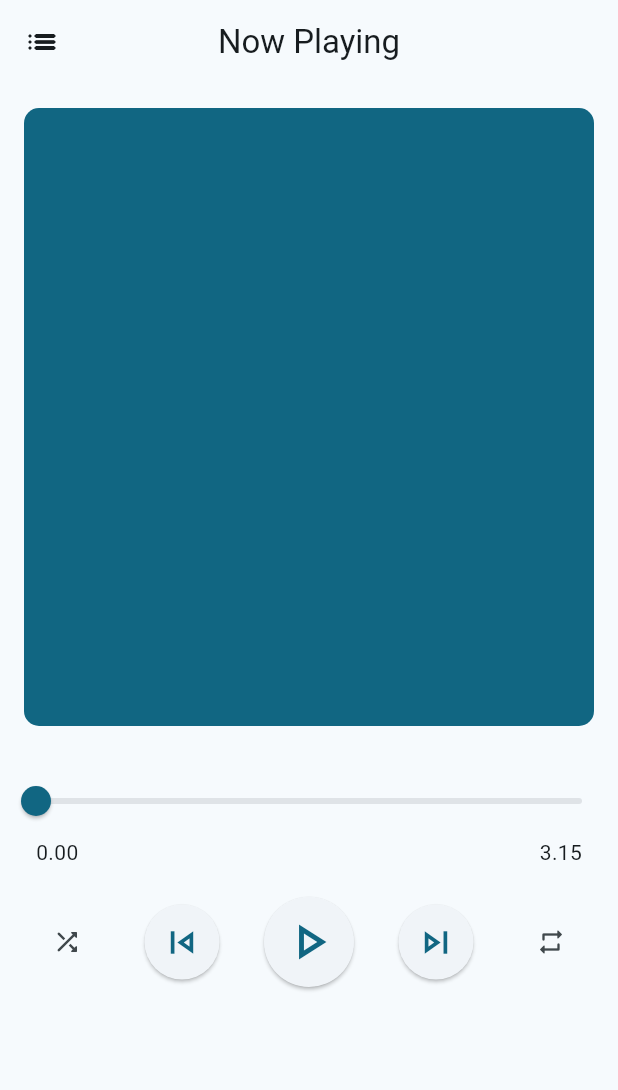
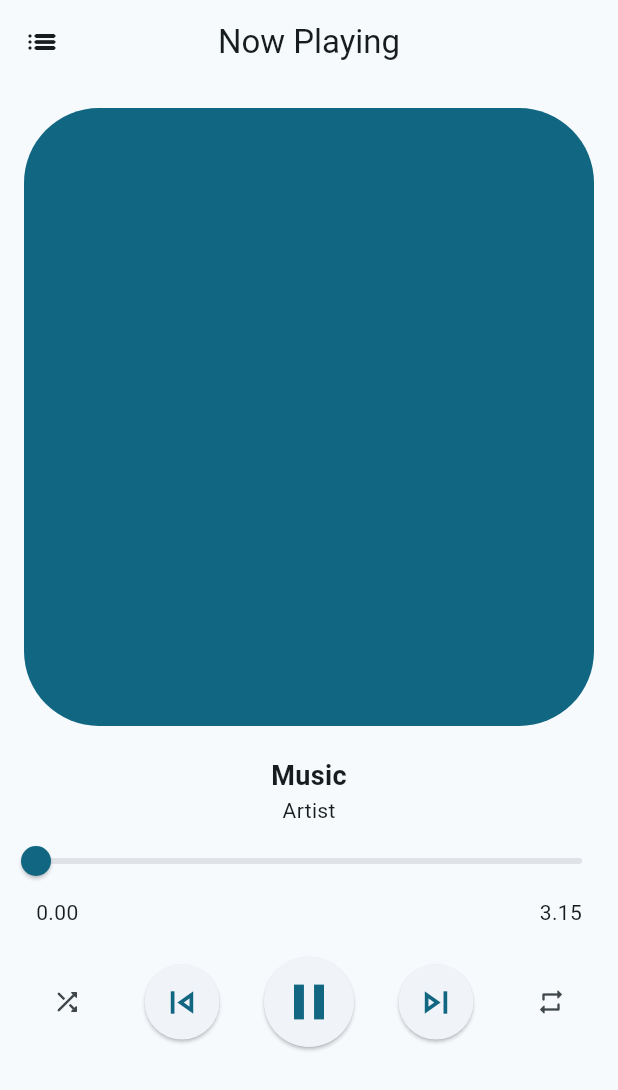
Before and after one commit to EasinHosen/audio_player, a Flutter app: the screen it shows after launch, after a tap on the "play arrow" icon, on a phone screen of 412 x 824 dp. Shown: the top 1090 px of the screen. Run offline on Flutter 3.47's test engine with Material 2 defaults, Android fonts, the phone set to English and light mode, and no system bars; our stand-ins replace get, just_audio, logger, on_audio_query.

Commit message:
feat: player ui, play control on going

```diff
--- a/lib/controllers/audio_controller.dart
+++ b/lib/controllers/audio_controller.dart
@@ -1,15 +1,20 @@
 import 'package:audio_player/utils/global_helpers.dart';
 import 'package:get/get.dart';
+import 'package:just_audio/just_audio.dart';
 import 'package:on_audio_query/on_audio_query.dart';
 
 class AudioController extends GetxController {
   static AudioController get to => Get.find();
 
-  RxList<SongModel> audios = <SongModel>[].obs;
-  // Rx<SongModel> nowPlaying = SongModel(_info).obs;
+  RxList<SongModel> songList = <SongModel>[].obs;
+  RxList<AudioSource> audioSourceList = <AudioSource>[].obs;
+  Rx<SongModel?> nowPlaying = Rx<SongModel?>(null);
   RxBool hasPermission = false.obs;
   RxBool songListLoading = false.obs;
+  RxBool isPlaying = false.obs;
+  // Rx<AudioPlayer> player = AudioPlayer().obs;
   final OnAudioQuery _audioQuery = OnAudioQuery();
+  final AudioPlayer _audioPlayer = AudioPlayer();
 
   @override
   onInit() {
@@ -19,11 +24,73 @@ class AudioController extends GetxController {
 
   getSongs() async {
     songListLoading(true);
-    final audioList = await _audioQuery.querySongs();
-    audios.value = audioList;
+    final audioList = await _audioQuery.querySongs(
+        /*orderType: OrderType.ASC_OR_SMALLER,
+      ignoreCase: true,
+      uriType: UriType.EXTERNAL,*/
+        );
+    songList.value = audioList;
     songListLoading(false);
+    readySongs();
+    loggerDebug(songList.length, 'number of audio');
+  }
 
-    loggerDebug(audios.length, 'number of audio');
+  playSelectedSong(String? uri) {
+    try {
+      _audioPlayer.setAudioSource(
+        AudioSource.uri(Uri.parse(uri!)),
+      );
+      _audioPlayer.play();
+      isPlaying(true);
+    } catch (e) {
+      loggerDebug(e, 'error on playSelectedSong');
+    }
+  }
+
+  void playAndPause() {
+    if (isPlaying.value) {
+      _audioPlayer.pause();
+      isPlaying(false);
+    } else {
+      _audioPlayer.play();
+      isPlaying(true);
+    }
+  }
+
+  void playNext() {
+    if (_audioPlayer.hasNext) {
+      _audioPlayer.seekToNext();
+    } else {
+      loggerDebug('nothing to play next');
+    }
+  }
+
+  void playPrevious() {
+    if (_audioPlayer.hasPrevious) {
+      _audioPlayer.seekToPrevious();
+    } else {
+      loggerDebug('nothing to play');
+    }
+  }
+
+  readySongs() async {
+    if (songList.isNotEmpty) {
+      audioSourceList.clear();
+      songList.map((e) {
+        final path = e.data.toString();
+        audioSourceList.add(AudioSource.uri(Uri.parse(path)));
+      }).toList();
+      /*_audioPlayer.setAudioSource(ConcatenatingAudioSource(children: audioSourceList))
+          .catchError((err) {
+        loggerDebug(err, 'error on setAudioSource');
+      });*/
+      loggerDebug(songList[0].toString(), 'first song of songList');
+      loggerDebug(
+          audioSourceList[0].toString(), 'first song of audioSourceList');
+    } else {
+      loggerDebug('list empty', 'error on ready songs');
+    }
+    loggerDebug(audioSourceList.length, 'AudioSource list length');
   }
 
   checkAndReqPermission({bool retry = false}) async {
--- a/lib/views/pages/player_page/player_screen.dart
+++ b/lib/views/pages/player_page/player_screen.dart
@@ -2,6 +2,9 @@ import 'package:audio_player/views/pages/audio_list_page/audio_list_screen.dart'
 import 'package:audio_player/views/shared_widgets/cusotm_circular_button.dart';
 import 'package:flutter/material.dart';
 import 'package:get/get.dart';
+import 'package:on_audio_query/on_audio_query.dart';
+
+import '../../../controllers/audio_controller.dart';
 
 class PlayerPage extends StatelessWidget {
   const PlayerPage({super.key});
@@ -25,16 +28,48 @@ class PlayerPage extends StatelessWidget {
         // mainAxisAlignment: MainAxisAlignment.center,
         crossAxisAlignment: CrossAxisAlignment.center,
         children: [
-          Container(
-            height: Get.height * .5,
-            width: Get.width,
-            margin: const EdgeInsets.all(16),
-            decoration: BoxDecoration(
+          Obx(
+            () => Container(
+              height: Get.height * .5,
+              width: Get.width,
+              margin: const EdgeInsets.all(16),
+              decoration: BoxDecoration(
                 color: Theme.of(context).primaryColor,
-                borderRadius: BorderRadius.circular(10)),
+                borderRadius: BorderRadius.circular(50),
+              ),
+              alignment: Alignment.center,
+              child: AudioController.to.nowPlaying.value != null
+                  ? QueryArtworkWidget(
+                      id: AudioController.to.nowPlaying.value!.id,
+                      type: ArtworkType.AUDIO,
+                      artworkHeight: double.infinity,
+                      artworkWidth: double.infinity,
+                    )
+                  : null,
+            ),
           ),
           const SizedBox(
-            height: 10,
+            height: 4,
+          ),
+          Padding(
+            padding: const EdgeInsets.symmetric(horizontal: 16.0),
+            child: Obx(
+              () => Text(
+                AudioController.to.nowPlaying.value?.displayNameWOExt ??
+                    'Music',
+                style: const TextStyle(
+                  fontSize: 18,
+                  fontWeight: FontWeight.w600,
+                ),
+                maxLines: 1,
+                overflow: TextOverflow.ellipsis,
+              ),
+            ),
+          ),
+          Obx(
+            () => Text(
+              AudioController.to.nowPlaying.value?.artist ?? 'Artist',
+            ),
           ),
           Slider(
             value: sVal.toDouble(),
@@ -67,16 +102,26 @@ class PlayerPage extends StatelessWidget {
               ),
               CustomCircularButton(
                 icon: Icons.skip_previous_outlined,
-                onPressed: () {},
+                onPressed: () {
+                  AudioController.to.playPrevious();
+                },
               ),
-              CustomCircularButton(
-                icon: Icons.play_arrow_outlined,
-                iconSize: 40,
-                onPressed: () {},
+              Obx(
+                () => CustomCircularButton(
+                  icon: AudioController.to.isPlaying.value
+                      ? Icons.pause_outlined
+                      : Icons.play_arrow_outlined,
+                  iconSize: 40,
+                  onPressed: () {
+                    AudioController.to.playAndPause();
+                  },
+                ),
               ),
               CustomCircularButton(
                 icon: Icons.skip_next_outlined,
-                onPressed: () {},
+                onPressed: () {
+                  AudioController.to.playNext();
+                },
               ),
               IconButton(
                 onPressed: () {},
```
Also changed, not shown: lib/views/pages/audio_list_page/audio_list_screen.dart (+43 -4 lines).
